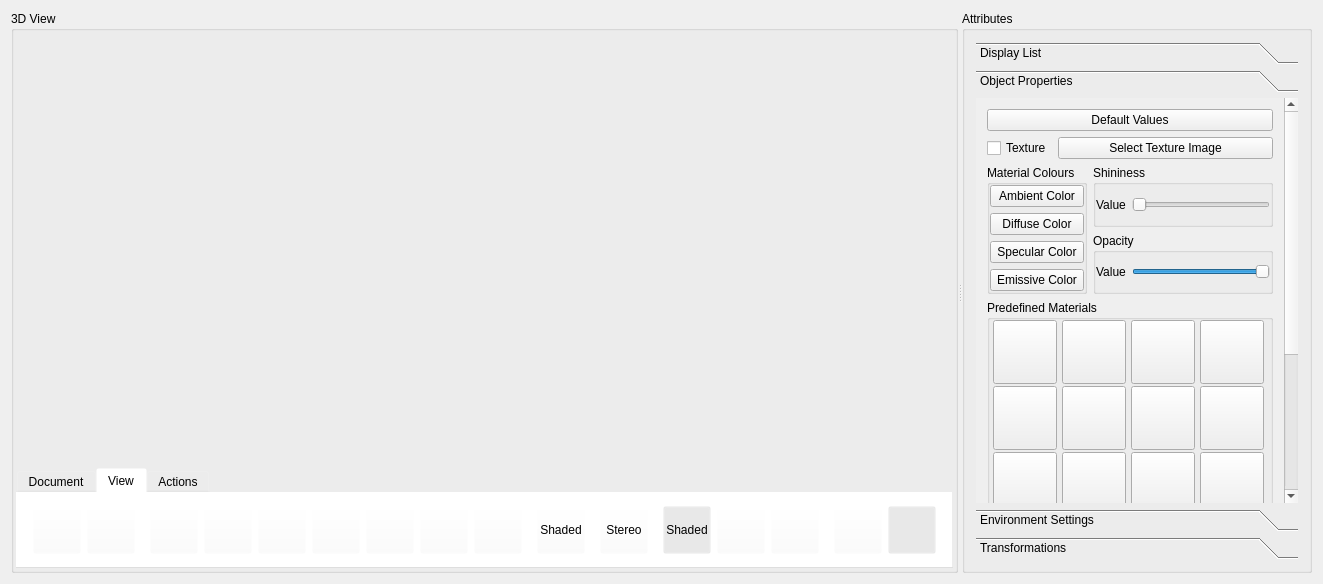
Before: the Qt Designer form ModelViewer.ui in sharjith/ModelViewer-Qt, drawn with Qt 5.
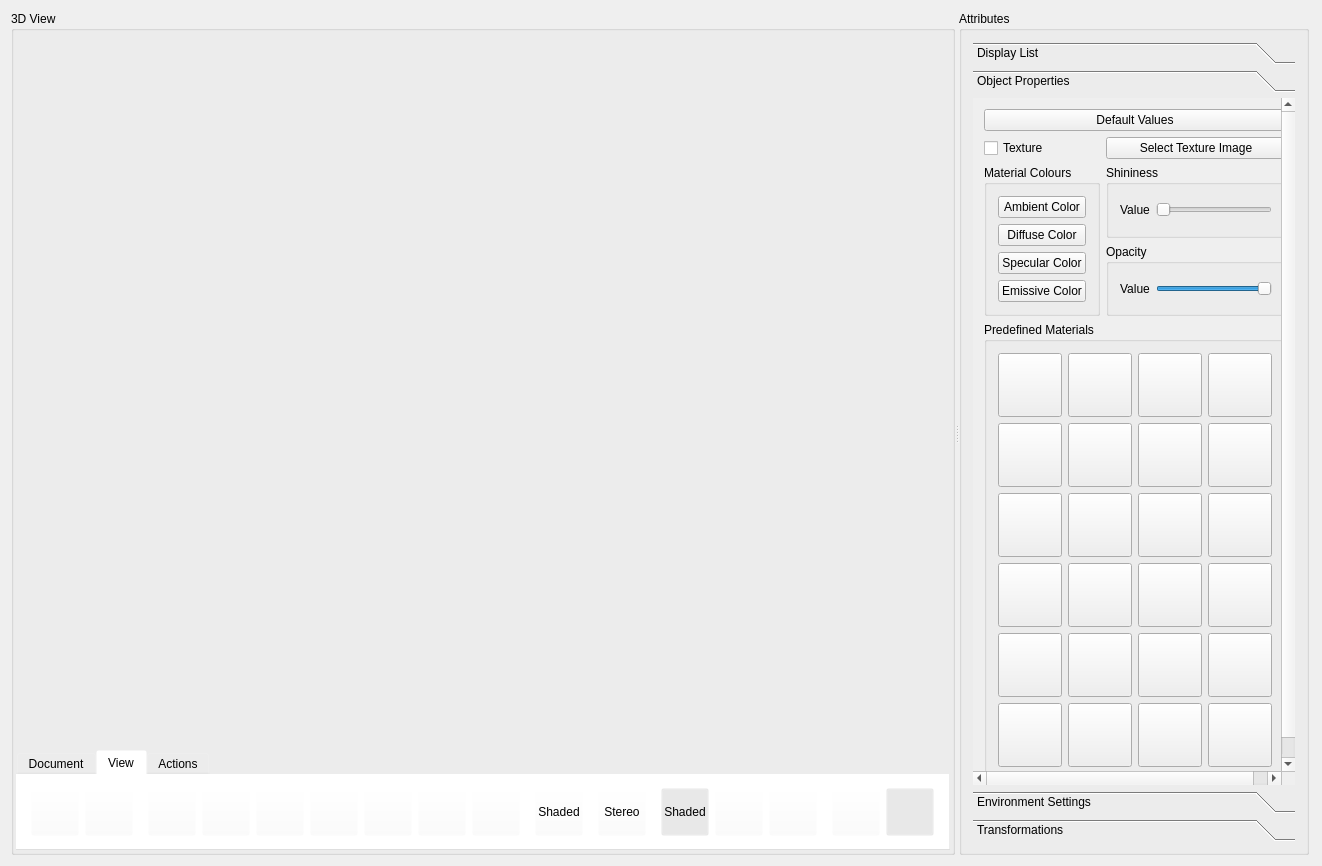
After: the same form once the commit is applied. The open tabs and pages were chosen to show the change. Icons and pictures are not drawn. Custom widgets are drawn as their Qt base class.

Commit message: Restructured layouts, added apply button for transformation

What changed in the file:
```diff
--- a/ModelViewer.ui
+++ b/ModelViewer.ui
@@ -7,8 +7,8 @@
    <rect>
     <x>0</x>
     <y>0</y>
-    <width>1323</width>
-    <height>584</height>
+    <width>1322</width>
+    <height>866</height>
    </rect>
   </property>
   <property name="sizePolicy">
@@ -1061,8 +1061,8 @@
               <rect>
                <x>0</x>
                <y>0</y>
-               <width>315</width>
-               <height>658</height>
+               <width>316</width>
+               <height>682</height>
               </rect>
              </property>
              <property name="sizePolicy">
@@ -1074,10 +1074,12 @@
              <attribute name="label">
               <string>Object Properties</string>
              </attribute>
-             <layout class="QGridLayout" name="gridLayout_4">
+             <layout class="QGridLayout" name="gridLayout_23">
               <item row="0" column="0">
                <layout class="QVBoxLayout" name="verticalLayout">
                 <item>
+                 <layout class="QGridLayout" name="gridLayout_22">
+                  <item row="0" column="0" colspan="2">
                  <widget class="QPushButton" name="pushButtonDefaultMatls">
                   <property name="sizePolicy">
                    <sizepolicy hsizetype="MinimumExpanding" vsizetype="Fixed">
@@ -1093,22 +1095,7 @@
                   </property>
                  </widget>
                 </item>
-                <item>
-                 <spacer name="verticalSpacer">
-                  <property name="orientation">
-                   <enum>Qt::Vertical</enum>
-                  </property>
-                  <property name="sizeHint" stdset="0">
-                   <size>
-                    <width>20</width>
-                    <height>13</height>
-                   </size>
-                  </property>
-                 </spacer>
-                </item>
-                <item>
-                 <layout class="QHBoxLayout" name="horizontalLayout">
-                  <item>
+                  <item row="1" column="0">
                    <widget class="QCheckBox" name="checkTexture">
                     <property name="toolTip">
                      <string>Enable/Disable Texture</string>
@@ -1118,7 +1105,7 @@
                     </property>
                    </widget>
                   </item>
-                  <item>
+                  <item row="1" column="1">
                    <widget class="QPushButton" name="textureButton">
                     <property name="sizePolicy">
                      <sizepolicy hsizetype="MinimumExpanding" vsizetype="Fixed">
@@ -1134,11 +1121,7 @@
                     </property>
                    </widget>
                   </item>
-                 </layout>
-                </item>
-                <item>
-                 <layout class="QHBoxLayout" name="horizontalLayout_2">
-                  <item>
+                  <item row="2" column="0" rowspan="2">
                    <widget class="QGroupBox" name="groupBox_3">
                     <property name="sizePolicy">
                      <sizepolicy hsizetype="Preferred" vsizetype="Preferred">
@@ -1158,29 +1141,7 @@
                     <property name="flat">
                      <bool>true</bool>
                     </property>
-                    <layout class="QGridLayout">
-                     <property name="leftMargin">
-                      <number>0</number>
-                     </property>
-                     <property name="topMargin">
-                      <number>0</number>
-                     </property>
-                     <property name="rightMargin">
-                      <number>0</number>
-                     </property>
-                     <property name="bottomMargin">
-                      <number>0</number>
-                     </property>
-                     <property name="spacing">
-                      <number>6</number>
-                     </property>
-                     <item row="1" column="0">
-                      <widget class="QPushButton" name="pushButtonMaterialDiffuse">
-                       <property name="text">
-                        <string>Diffuse Color</string>
-                       </property>
-                      </widget>
-                     </item>
+                    <layout class="QGridLayout" name="gridLayout_21">
                      <item row="0" column="0">
                       <widget class="QPushButton" name="pushButtonMaterialAmbient">
                        <property name="text">
@@ -1188,6 +1149,20 @@
                        </property>
                       </widget>
                      </item>
+                     <item row="1" column="0">
+                      <widget class="QPushButton" name="pushButtonMaterialDiffuse">
+                       <property name="text">
+                        <string>Diffuse Color</string>
+                       </property>
+                      </widget>
+                     </item>
+                     <item row="2" column="0">
+                      <widget class="QPushButton" name="pushButtonMaterialSpecular">
+                       <property name="text">
+                        <string>Specular Color</string>
+                       </property>
+                      </widget>
+                     </item>
                      <item row="3" column="0">
                       <widget class="QPushButton" name="pushButtonMaterialEmissive">
                        <property name="text">
@@ -1195,19 +1170,10 @@
                        </property>
                       </widget>
                      </item>
-                     <item row="2" column="0">
-                      <widget class="QPushButton" name="pushButtonMaterialSpecular">
-                       <property name="text">
-                        <string>Specular Color</string>
-                       </property>
-                      </widget>
-                     </item>
                     </layout>
                    </widget>
                   </item>
-                  <item>
-                   <layout class="QVBoxLayout" name="verticalLayout_3">
-                    <item>
+                  <item row="2" column="1">
                      <widget class="QGroupBox" name="groupBox_11">
                       <property name="title">
                        <string>Shininess</string>
@@ -1215,40 +1181,8 @@
                       <property name="flat">
                        <bool>true</bool>
                       </property>
-                      <layout class="QGridLayout">
-                       <property name="leftMargin">
-                        <number>0</number>
-                       </property>
-                       <property name="topMargin">
-                        <number>0</number>
-                       </property>
-                       <property name="rightMargin">
-                        <number>0</number>
-                       </property>
-                       <property name="bottomMargin">
-                        <number>0</number>
-                       </property>
-                       <property name="spacing">
-                        <number>5</number>
-                       </property>
+                    <layout class="QGridLayout" name="gridLayout_2">
                        <item row="0" column="0">
-                        <layout class="QHBoxLayout">
-                         <property name="spacing">
-                          <number>6</number>
-                         </property>
-                         <property name="leftMargin">
-                          <number>0</number>
-                         </property>
-                         <property name="topMargin">
-                          <number>0</number>
-                         </property>
-                         <property name="rightMargin">
-                          <number>0</number>
-                         </property>
-                         <property name="bottomMargin">
-                          <number>0</number>
-                         </property>
-                         <item>
                           <widget class="QLabel" name="valueShine">
                            <property name="text">
                             <string>Value</string>
@@ -1258,7 +1192,7 @@
                            </property>
                           </widget>
                          </item>
-                         <item>
+                     <item row="0" column="1">
                           <widget class="QSlider" name="sliderShine">
                            <property name="maximum">
                             <number>128</number>
@@ -1269,11 +1203,9 @@
                           </widget>
                          </item>
                         </layout>
-                       </item>
-                      </layout>
-                     </widget>
-                    </item>
-                    <item>
+                   </widget>
+                  </item>
+                  <item row="3" column="1">
                      <widget class="QGroupBox" name="groupBox_7">
                       <property name="title">
                        <string>Opacity</string>
@@ -1281,40 +1213,8 @@
                       <property name="flat">
                        <bool>true</bool>
                       </property>
-                      <layout class="QGridLayout">
-                       <property name="leftMargin">
-                        <number>0</number>
-                       </property>
-                       <property name="topMargin">
-                        <number>0</number>
-                       </property>
-                       <property name="rightMargin">
-                        <number>0</number>
-                       </property>
-                       <property name="bottomMargin">
-                        <number>0</number>
-                       </property>
-                       <property name="spacing">
-                        <number>5</number>
-                       </property>
+                    <layout class="QGridLayout" name="gridLayout_4">
                        <item row="0" column="0">
-                        <layout class="QHBoxLayout">
-                         <property name="spacing">
-                          <number>6</number>
-                         </property>
-                         <property name="leftMargin">
-                          <number>0</number>
-                         </property>
-                         <property name="topMargin">
-                          <number>0</number>
-                         </property>
-                         <property name="rightMargin">
-                          <number>0</number>
-                         </property>
-                         <property name="bottomMargin">
-                          <number>0</number>
-                         </property>
-                         <item>
                           <widget class="QLabel" name="valueOpacity">
                            <property name="text">
                             <string>Value</string>
@@ -1324,7 +1224,7 @@
                            </property>
                           </widget>
                          </item>
-                         <item>
+                     <item row="0" column="1">
                           <widget class="QSlider" name="sliderTransparency">
                            <property name="minimum">
                             <number>10</number>
@@ -1341,15 +1241,9 @@
                           </widget>
                          </item>
                         </layout>
-                       </item>
-                      </layout>
-                     </widget>
-                    </item>
-                   </layout>
-                  </item>
-                 </layout>
-                </item>
-                <item>
+                   </widget>
+                  </item>
+                  <item row="4" column="0" colspan="2">
                  <widget class="QGroupBox" name="groupBox">
                   <property name="sizePolicy">
                    <sizepolicy hsizetype="Preferred" vsizetype="Expanding">
@@ -1363,22 +1257,176 @@
                   <property name="flat">
                    <bool>true</bool>
                   </property>
-                  <layout class="QGridLayout" name="gridLayout_2">
-                   <property name="leftMargin">
-                    <number>0</number>
-                   </property>
-                   <property name="topMargin">
-                    <number>0</number>
-                   </property>
-                   <property name="rightMargin">
-                    <number>0</number>
-                   </property>
-                   <property name="bottomMargin">
-                    <number>0</number>
-                   </property>
-                   <property name="spacing">
-                    <number>2</number>
-                   </property>
+                    <layout class="QGridLayout" name="gridLayout_20">
+                     <item row="0" column="0">
+                      <widget class="QPushButton" name="pushButtonBrass">
+                       <property name="sizePolicy">
+                        <sizepolicy hsizetype="Preferred" vsizetype="Fixed">
+                         <horstretch>0</horstretch>
+                         <verstretch>0</verstretch>
+                        </sizepolicy>
+                       </property>
+                       <property name="minimumSize">
+                        <size>
+                         <width>64</width>
+                         <height>64</height>
+                        </size>
+                       </property>
+                       <property name="maximumSize">
+                        <size>
+                         <width>64</width>
+                         <height>64</height>
+                        </size>
+                       </property>
+                       <property name="toolTip">
+                        <string>Brass</string>
+                       </property>
+                       <property name="autoFillBackground">
+                        <bool>true</bool>
+                       </property>
+                       <property name="text">
+                        <string/>
+                       </property>
+                       <property name="icon">
+                        <iconset resource="ModelViewer.qrc">
+                         <normaloff>:/new/prefix1/res/brass.png</normaloff>:/new/prefix1/res/brass.png</iconset>
+                       </property>
+                       <property name="iconSize">
+                        <size>
+                         <width>56</width>
+                         <height>56</height>
+                        </size>
+                       </property>
+                      </widget>
+                     </item>
+                     <item row="0" column="1">
+                      <widget class="QPushButton" name="pushButtonBronze">
+                       <property name="minimumSize">
+                        <size>
+                         <width>64</width>
+                         <height>64</height>
+                        </size>
+                       </property>
+                       <property name="maximumSize">
+                        <size>
+                         <width>64</width>
+                         <height>64</height>
+                        </size>
+                       </property>
+                       <property name="toolTip">
+                        <string>Bronze</string>
+                       </property>
+                       <property name="text">
+                        <string/>
+                       </property>
+                       <property name="icon">
+                        <iconset resource="ModelViewer.qrc">
+                         <normaloff>:/new/prefix1/res/bronze.png</normaloff>:/new/prefix1/res/bronze.png</iconset>
+                       </property>
+                       <property name="iconSize">
+                        <size>
+                         <width>56</width>
+                         <height>56</height>
+                        </size>
+                       </property>
+                      </widget>
+                     </item>
+                     <item row="0" column="2">
+                      <widget class="QPushButton" name="pushButtonCopper">
+                       <property name="minimumSize">
+                        <size>
+                         <width>64</width>
+                         <height>64</height>
+                        </size>
+                       </property>
+                       <property name="maximumSize">
+                        <size>
+                         <width>64</width>
+                         <height>64</height>
+                        </size>
+                       </property>
+                       <property name="toolTip">
+                        <string>Copper</string>
+                       </property>
+                       <property name="text">
+                        <string/>
+                       </property>
+                       <property name="icon">
+                        <iconset resource="ModelViewer.qrc">
+                         <normaloff>:/new/prefix1/res/copper.png</normaloff>:/new/prefix1/res/copper.png</iconset>
+                       </property>
+                       <property name="iconSize">
+                        <size>
+                         <width>56</width>
+                         <height>56</height>
+                        </size>
+                       </property>
+                      </widget>
+                     </item>
+                     <item row="0" column="3">
+                      <widget class="QPushButton" name="pushButtonGold">
+                       <property name="minimumSize">
+                        <size>
+                         <width>64</width>
+                         <height>64</height>
+                        </size>
+                       </property>
+                       <property name="maximumSize">
+                        <size>
+                         <width>64</width>
+                         <height>64</height>
+                        </size>
+                       </property>
+                       <property name="toolTip">
+                        <string>Gold</string>
+                       </property>
+                       <property name="text">
+                        <string/>
+                       </property>
+                       <property name="icon">
+                        <iconset resource="ModelViewer.qrc">
+                         <normaloff>:/new/prefix1/res/gold.png</normaloff>:/new/prefix1/res/gold.png</iconset>
+                       </property>
+                       <property name="iconSize">
+                        <size>
+                         <width>56</width>
+                         <height>56</height>
+                        </size>
+                       </property>
+                      </widget>
+                     </item>
+                     <item row="1" column="0">
+                      <widget class="QPushButton" name="pushButtonSilver">
+                       <property name="minimumSize">
+                        <size>
+                         <width>64</width>
+                         <height>64</height>
+                        </size>
+                       </property>
+                       <property name="maximumSize">
+                        <size>
+                         <width>64</width>
+                         <height>64</height>
+                        </size>
+                       </property>
+                       <property name="toolTip">
+                        <string>Silver</string>
+                       </property>
+                       <property name="text">
+                        <string/>
+                       </property>
+                       <property name="icon">
+                        <iconset resource="ModelViewer.qrc">
+                         <normaloff>:/new/prefix1/res/silver.png</normaloff>:/new/prefix1/res/silver.png</iconset>
+                       </property>
+                       <property name="iconSize">
+                        <size>
+                         <width>56</width>
+                         <height>56</height>
+                        </size>
+                       </property>
+                      </widget>
+                     </item>
                    <item row="1" column="1">
                     <widget class="QPushButton" name="pushButtonRuby">
                      <property name="minimumSize">
@@ -1411,8 +1459,8 @@
                      </property>
                     </widget>
                    </item>
-                   <item row="2" column="1">
-                    <widget class="QPushButton" name="pushButtonGreenPlastic">
+                     <item row="1" column="2">
+                      <widget class="QPushButton" name="pushButtonEmerald">
                      <property name="minimumSize">
                       <size>
                        <width>64</width>
@@ -1443,8 +1491,8 @@
                      </property>
                     </widget>
                    </item>
-                   <item row="4" column="2">
-                    <widget class="QPushButton" name="pushButtonGreenRubber">
+                     <item row="1" column="3">
+                      <widget class="QPushButton" name="pushButtonTurquoise">
                      <property name="minimumSize">
                       <size>
                        <width>64</width>
@@ -1465,39 +1513,7 @@
                      </property>
                      <property name="icon">
                       <iconset resource="ModelViewer.qrc">
-                       <normaloff>:/new/prefix1/res/greenru.png</normaloff>:/new/prefix1/res/greenru.png</iconset>
-                     </property>
-                     <property name="iconSize">
-                      <size>
-                       <width>56</width>
-                       <height>56</height>
-                      </size>
-                     </property>
-                    </widget>
-                   </item>
-                   <item row="4" column="3">
-                    <widget class="QPushButton" name="pushButtonObsidian">
-                     <property name="minimumSize">
-                      <size>
-                       <width>64</width>
-                       <height>64</height>
-                      </size>
-                     </property>
-                     <property name="maximumSize">
-                      <size>
-                       <width>64</width>
-                       <height>64</height>
-                      </size>
-                     </property>
-                     <property name="toolTip">
-                      <string>Obsidian</string>
-                     </property>
-                     <property name="text">
-                      <string/>
-                     </property>
-                     <property name="icon">
-                      <iconset resource="ModelViewer.qrc">
-                       <normaloff>:/new/prefix1/res/obsidian.png</normaloff>:/new/prefix1/res/obsidian.png</iconset>
+                         <normaloff>:/new/prefix1/res/turquoise.png</normaloff>:/new/prefix1/res/turquoise.png</iconset>
                      </property>
                      <property name="iconSize">
                       <size>
@@ -1539,8 +1555,8 @@
                      </property>
                     </widget>
                    </item>
-                   <item row="0" column="2">
-                    <widget class="QPushButton" name="pushButtonCopper">
+                     <item row="2" column="1">
+                      <widget class="QPushButton" name="pushButtonGreenPlastic">
                      <property name="minimumSize">
                       <size>
                        <width>64</width>
@@ -1561,7 +1577,39 @@
                      </property>
                      <property name="icon">
                       <iconset resource="ModelViewer.qrc">
-                       <normaloff>:/new/prefix1/res/copper.png</normaloff>:/new/prefix1/res/copper.png</iconset>
+                         <normaloff>:/new/prefix1/res/greenpl.png</normaloff>:/new/prefix1/res/greenpl.png</iconset>
+                       </property>
+                       <property name="iconSize">
+                        <size>
+                         <width>56</width>
+                         <height>56</height>
+                        </size>
+                       </property>
+                      </widget>
+                     </item>
+                     <item row="2" column="2">
+                      <widget class="QPushButton" name="pushButtonWhitePlastic">
+                       <property name="minimumSize">
+                        <size>
+                         <width>64</width>
+                         <height>64</height>
+                        </size>
+                       </property>
+                       <property name="maximumSize">
+                        <size>
+                         <width>64</width>
+                         <height>64</height>
+                        </size>
+                       </property>
+                       <property name="toolTip">
+                        <string>White Plastic</string>
+                       </property>
+                       <property name="text">
+                        <string/>
+                       </property>
+                       <property name="icon">
+                        <iconset resource="ModelViewer.qrc">
+                         <normaloff>:/new/prefix1/res/whitepl.png</normaloff>:/new/prefix1/res/whitepl.png</iconset>
                      </property>
                      <property name="iconSize">
                       <size>
@@ -1635,14 +1683,8 @@
                      </property>
                     </widget>
                    </item>
-                   <item row="0" column="0">
-                    <widget class="QPushButton" name="pushButtonBrass">
-                     <property name="sizePolicy">
-                      <sizepolicy hsizetype="Preferred" vsizetype="Fixed">
-                       <horstretch>0</horstretch>
-                       <verstretch>0</verstretch>
-                      </sizepolicy>
-                     </property>
+                     <item row="3" column="1">
+                      <widget class="QPushButton" name="pushButtonRedPlastic">
                      <property name="minimumSize">
                       <size>
                        <width>64</width>
@@ -1656,11 +1698,8 @@
                       </size>
                      </property>
                      <property name="toolTip">
-                      <string>Brass</string>
-                     </property>
-                     <property name="autoFillBackground">
-                      <bool>true</bool>
-                     </property>
+                        <string>Red Plastic</string>
+                       </property>
                      <property name="text">
                       <string/>
                      </property>
@@ -1676,8 +1715,8 @@
                      </property>
                     </widget>
                    </item>
-                   <item row="1" column="3">
-                    <widget class="QPushButton" name="pushButtonTurquoise">
+                     <item row="3" column="2">
+                      <widget class="QPushButton" name="pushButtonYellowPlastic">
                      <property name="minimumSize">
                       <size>
                        <width>64</width>
@@ -1708,8 +1747,8 @@
                      </property>
                     </widget>
                    </item>
-                   <item row="2" column="2">
-                    <widget class="QPushButton" name="pushButtonWhitePlastic">
+                     <item row="3" column="3">
+                      <widget class="QPushButton" name="pushButtonCyanRubber">
                      <property name="minimumSize">
                       <size>
                        <width>64</width>
@@ -1730,39 +1769,7 @@
                      </property>
                      <property name="icon">
                       <iconset resource="ModelViewer.qrc">
-                       <normaloff>:/new/prefix1/res/whitepl.png</normaloff>:/new/prefix1/res/whitepl.png</iconset>
-                     </property>
-                     <property name="iconSize">
-                      <size>
-                       <width>56</width>
-                       <height>56</height>
-                      </size>
-                     </property>
-                    </widget>
-                   </item>
-                   <item row="0" column="1">
-                    <widget class="QPushButton" name="pushButtonBronze">
-                     <property name="minimumSize">
-                      <size>
-                       <width>64</width>
-                       <height>64</height>
-                      </size>
-                     </property>
-                     <property name="maximumSize">
-                      <size>
-                       <width>64</width>
-                       <height>64</height>
-                      </size>
-                     </property>
-                     <property name="toolTip">
-                      <string>Bronze</string>
-                     </property>
-                     <property name="text">
-                      <string/>
-                     </property>
-                     <property name="icon">
-                      <iconset resource="ModelViewer.qrc">
-                       <normaloff>:/new/prefix1/res/bronze.png</normaloff>:/new/prefix1/res/bronze.png</iconset>
+                         <normaloff>:/new/prefix1/res/cyanru.png</normaloff>:/new/prefix1/res/cyanru.png</iconset>
                      </property>
                      <property name="iconSize">
                       <size>
@@ -1804,102 +1811,6 @@
                      </property>
                     </widget>
                    </item>
-                   <item row="1" column="2">
-                    <widget class="QPushButton" name="pushButtonEmerald">
-                     <property name="minimumSize">
-                      <size>
-                       <width>64</width>
-                       <height>64</height>
-                      </size>
-                     </property>
-                     <property name="maximumSize">
-                      <size>
-                       <width>64</width>
-                       <height>64</height>
-                      </size>
-                     </property>
-                     <property name="toolTip">
-                      <string>Emerald</string>
-                     </property>
-                     <property name="text">
-                      <string/>
-                     </property>
-                     <property name="icon">
-                      <iconset resource="ModelViewer.qrc">
-                       <normaloff>:/new/prefix1/res/emerald.png</normaloff>:/new/prefix1/res/emerald.png</iconset>
-                     </property>
-                     <property name="iconSize">
-                      <size>
-                       <width>56</width>
-                       <height>56</height>
-                      </size>
-                     </property>
-                    </widget>
-                   </item>
-                   <item row="0" column="3">
-                    <widget class="QPushButton" name="pushButtonGold">
-                     <property name="minimumSize">
-                      <size>
-                       <width>64</width>
-                       <height>64</height>
-                      </size>
-                     </property>
-                     <property name="maximumSize">
-                      <size>
-                       <width>64</width>
-                       <height>64</height>
-                      </size>
-                     </property>
-                     <property name="toolTip">
-                      <string>Gold</string>
-                     </property>
-                     <property name="text">
-                      <string/>
-                     </property>
-                     <property name="icon">
-                      <iconset resource="ModelViewer.qrc">
-                       <normaloff>:/new/prefix1/res/gold.png</normaloff>:/new/prefix1/res/gold.png</iconset>
-                     </property>
-                     <property name="iconSize">
-                      <size>
-                       <width>56</width>
-                       <height>56</height>
-                      </size>
-                     </property>
-                    </widget>
-                   </item>
-                   <item row="1" column="0">
-                    <widget class="QPushButton" name="pushButtonSilver">
-                     <property name="minimumSize">
-                      <size>
-                       <width>64</width>
-                       <height>64</height>
-                      </size>
-                     </property>
-                     <property name="maximumSize">
-                      <size>
-                       <width>64</width>
-                       <height>64</height>
-                      </size>
-                     </property>
-                     <property name="toolTip">
-                      <string>Silver</string>
-                     </property>
-                     <property name="text">
-                      <string/>
-                     </property>
-                     <property name="icon">
-                      <iconset resource="ModelViewer.qrc">
-                       <normaloff>:/new/prefix1/res/silver.png</normaloff>:/new/prefix1/res/silver.png</iconset>
-                     </property>
-                     <property name="iconSize">
-                      <size>
-                       <width>56</width>
-                       <height>56</height>
-                      </size>
-                     </property>
-                    </widget>
-                   </item>
                    <item row="4" column="1">
                     <widget class="QPushButton" name="pushButtonYellowRubber">
                      <property name="minimumSize">
@@ -1932,8 +1843,8 @@
                      </property>
                     </widget>
                    </item>
-                   <item row="3" column="3">
-                    <widget class="QPushButton" name="pushButtonCyanRubber">
+                     <item row="4" column="2">
+                      <widget class="QPushButton" name="pushButtonGreenRubber">
                      <property name="minimumSize">
                       <size>
                        <width>64</width>
@@ -1964,8 +1875,8 @@
                      </property>
                     </widget>
                    </item>
-                   <item row="3" column="2">
-                    <widget class="QPushButton" name="pushButtonYellowPlastic">
+                     <item row="4" column="3">
+                      <widget class="QPushButton" name="pushButtonObsidian">
                      <property name="minimumSize">
                       <size>
                        <width>64</width>
@@ -1986,39 +1897,7 @@
                      </property>
                      <property name="icon">
                       <iconset resource="ModelViewer.qrc">
-                       <normaloff>:/new/prefix1/res/yellowpl.png</normaloff>:/new/prefix1/res/yellowpl.png</iconset>
-                     </property>
-                     <property name="iconSize">
-                      <size>
-                       <width>56</width>
-                       <height>56</height>
-                      </size>
-                     </property>
-                    </widget>
-                   </item>
-                   <item row="3" column="1">
-                    <widget class="QPushButton" name="pushButtonRedPlastic">
-                     <property name="minimumSize">
-                      <size>
-                       <width>64</width>
-                       <height>64</height>
-                      </size>
-                     </property>
-                     <property name="maximumSize">
-                      <size>
-                       <width>64</width>
-                       <height>64</height>
-                      </size>
-                     </property>
-                     <property name="toolTip">
-                      <string>Red Plastic</string>
-                     </property>
-                     <property name="text">
-                      <string/>
-                     </property>
-                     <property name="icon">
-                      <iconset resource="ModelViewer.qrc">
-                       <normaloff>:/new/prefix1/res/redpl.png</normaloff>:/new/prefix1/res/redpl.png</iconset>
+                         <normaloff>:/new/prefix1/res/obsidian.png</normaloff>:/new/prefix1/res/obsidian.png</iconset>
                      </property>
                      <property name="iconSize">
                       <size>
@@ -2164,6 +2043,21 @@
                 </item>
                </layout>
               </item>
+                <item>
+                 <spacer name="verticalSpacer">
+                  <property name="orientation">
+                   <enum>Qt::Vertical</enum>
+                  </property>
+                  <property name="sizeHint" stdset="0">
+                   <size>
+                    <width>20</width>
+                    <height>13</height>
+                   </size>
+                  </property>
+                 </spacer>
+                </item>
+               </layout>
+              </item>
              </layout>
             </widget>
             <widget class="QWidget" name="toolBoxPage3">
```
Left out of the diff: 292 changed lines with no effect on the pictures. Lines whose indentation alone changed are shown as unchanged. The commit also changes 2 other files.
